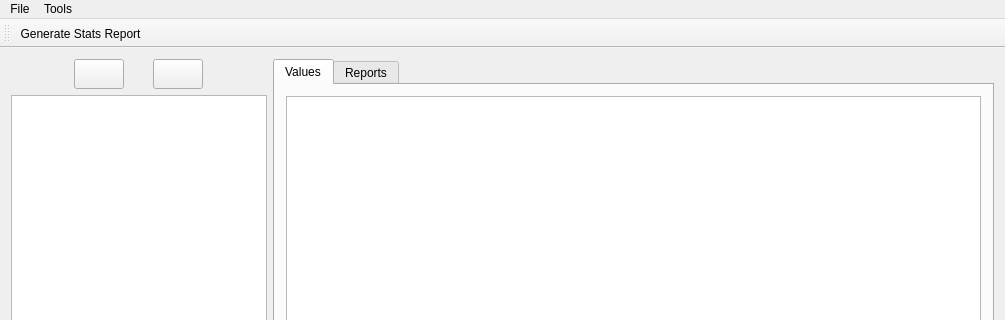
Old version of the form Sources/GUI/MainWindow.ui in the repository pchaigno/varsoft; both pictures show x 0 to 1005 and y 0 to 320 of the 1005 by 577 pixel window.
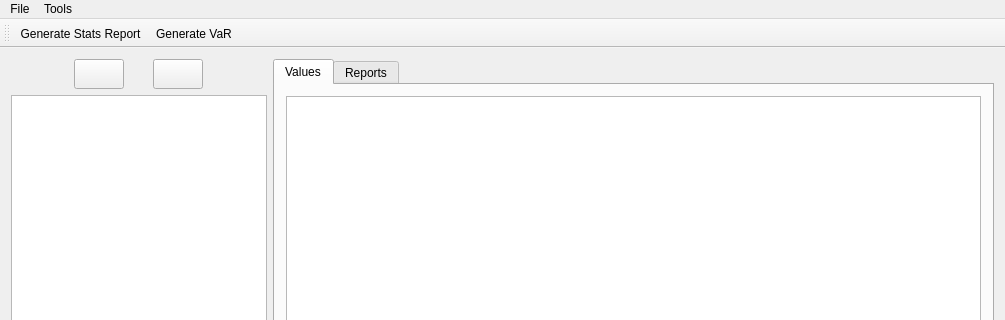
New version of the form. Icons and pictures are not drawn. Custom widgets are drawn as their Qt base class.

```diff
--- a/Sources/GUI/MainWindow.ui
+++ b/Sources/GUI/MainWindow.ui
@@ -228,6 +228,7 @@
     <bool>false</bool>
    </attribute>
    <addaction name="actionGenerate_Stats_Report"/>
+   <addaction name="actionGenerate_VaR"/>
   </widget>
   <widget class="QStatusBar" name="statusBar"/>
   <action name="actionOuvrir">
@@ -295,6 +296,11 @@
     <string>DocXGenerator path...</string>
    </property>
   </action>
+  <action name="actionGenerate_VaR">
+   <property name="text">
+    <string>Generate VaR</string>
+   </property>
+  </action>
  </widget>
  <layoutdefault spacing="6" margin="11"/>
  <customwidgets>
```
